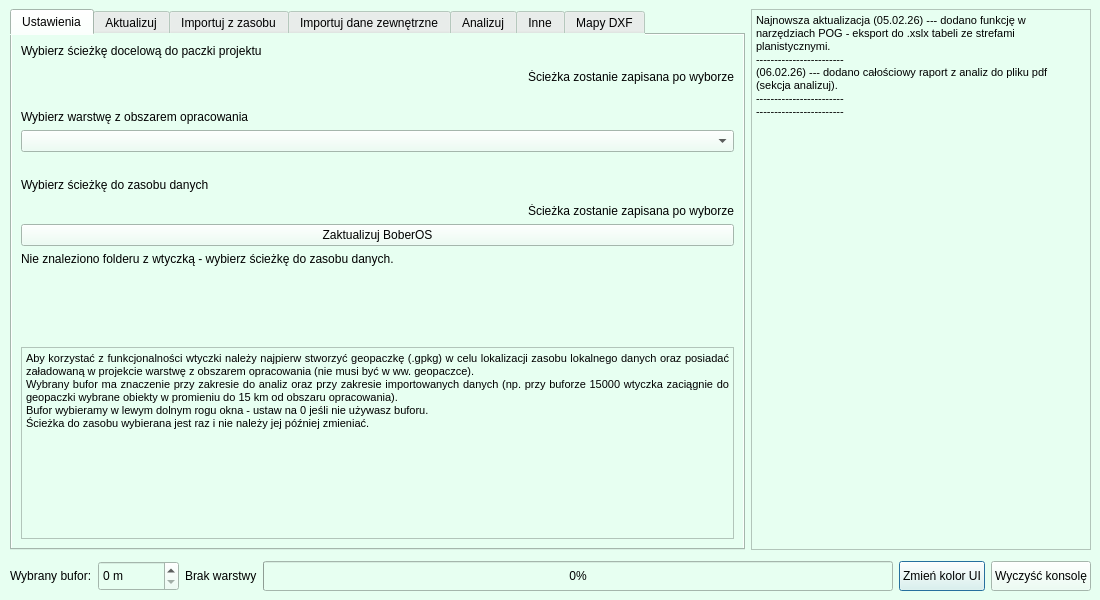
Above: bober_os_dialog_base.ui from pankonduktortoja/BoberOS before the change. Below: the same form after it.
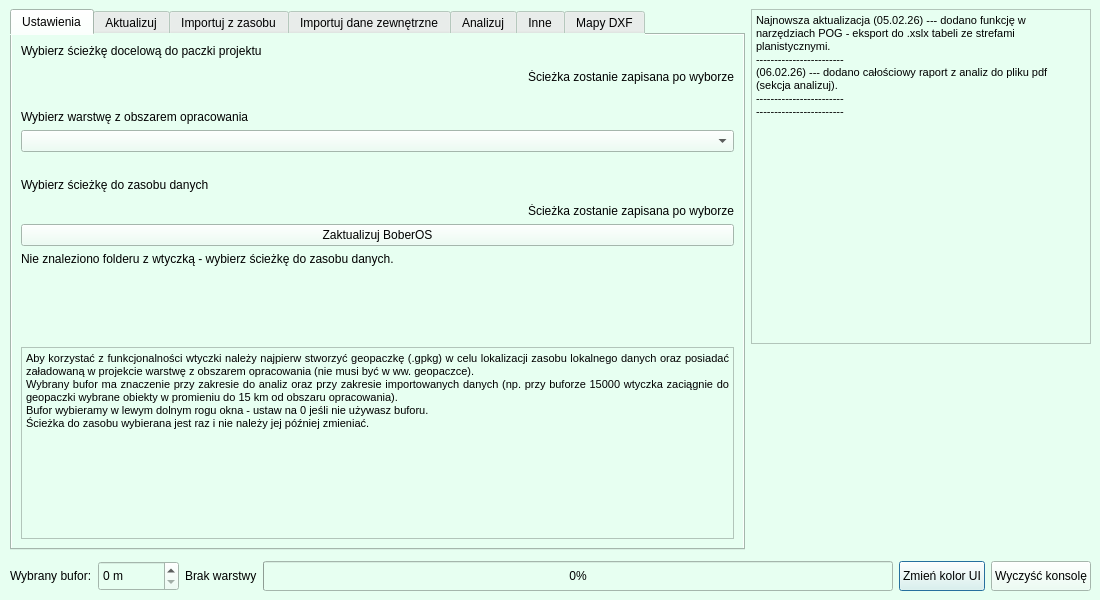
That is the form after the change. Custom widgets are drawn as their Qt base class.

Patch:
```diff
--- a/bober_os_dialog_base.ui
+++ b/bober_os_dialog_base.ui
@@ -2373,7 +2373,24 @@
      </widget>
     </item>
     <item>
+     <layout class="QVBoxLayout" name="verticalLayout_21">
+      <property name="rightMargin">
+       <number>0</number>
+      </property>
+      <item>
      <widget class="QTextBrowser" name="tbConsole">
+        <property name="sizePolicy">
+         <sizepolicy hsizetype="Fixed" vsizetype="Expanding">
+          <horstretch>0</horstretch>
+          <verstretch>0</verstretch>
+         </sizepolicy>
+        </property>
+        <property name="minimumSize">
+         <size>
+          <width>340</width>
+          <height>0</height>
+         </size>
+        </property>
       <property name="maximumSize">
        <size>
         <width>340</width>
@@ -2392,6 +2409,34 @@
 &lt;p style=&quot; margin-top:0px; margin-bottom:0px; margin-left:0px; margin-right:0px; -qt-block-indent:0; text-indent:0px;&quot;&gt;------------------------&lt;/p&gt;&lt;/body&gt;&lt;/html&gt;</string>
       </property>
      </widget>
+      </item>
+      <item>
+       <layout class="QHBoxLayout" name="horizontalLayout_3">
+        <property name="topMargin">
+         <number>0</number>
+        </property>
+        <item>
+         <widget class="QLabel" name="label_gif">
+          <property name="sizePolicy">
+           <sizepolicy hsizetype="Fixed" vsizetype="Fixed">
+            <horstretch>0</horstretch>
+            <verstretch>0</verstretch>
+           </sizepolicy>
+          </property>
+          <property name="minimumSize">
+           <size>
+            <width>200</width>
+            <height>200</height>
+           </size>
+          </property>
+          <property name="text">
+           <string/>
+          </property>
+         </widget>
+        </item>
+       </layout>
+      </item>
+     </layout>
     </item>
    </layout>
   </widget>
```
Lines whose indentation alone changed are shown as unchanged.
